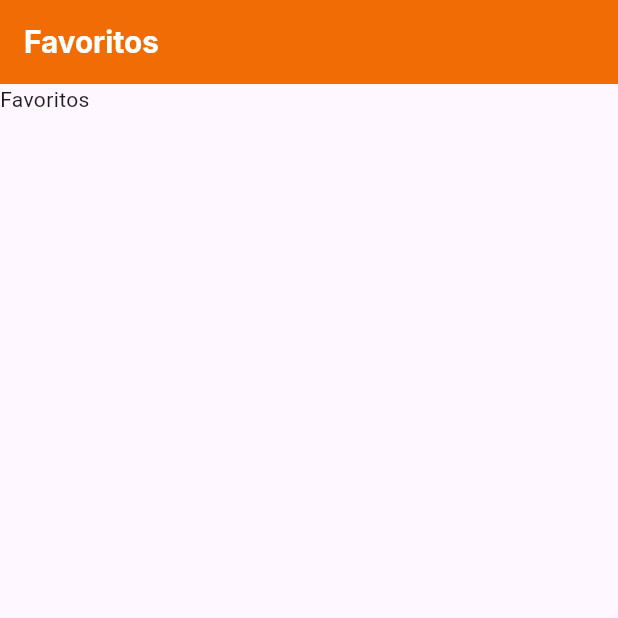
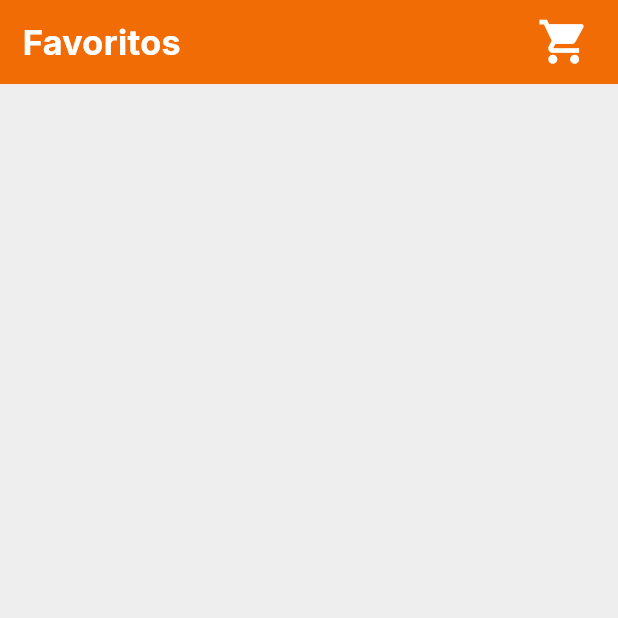
Before and after one commit to Rhayssam/cazatudo-app, a Flutter app: the FavoritePage screen opened by its route, on a phone screen of 412 x 824 dp, the top half of it. Run offline on Flutter 3.47's test engine with Material 3 defaults, Android fonts, the phone set to English and light mode, and no system bars; our stand-ins replace get, smooth_page_indicator, video_player.

Commit message:
Extraindo widgets da AppBar e trocando a CustomAppBar pela CustomSliverAppBar

```diff
--- a/lib/app/core/widgets/custom_app_bar_cart.dart
+++ b/lib/app/core/widgets/custom_app_bar_icon.dart
@@ -1,3 +1,4 @@
+// ignore_for_file: public_member_api_docs, sort_constructors_first
 // Essenciais
 import 'package:flutter/material.dart';
 import 'package:get/get.dart';
@@ -8,10 +9,12 @@ import 'package:cazatudo_app/app/core/app_routes/app_routes.dart';
 // UI
 import 'package:cazatudo_app/app/core/ui/theme_config.dart';
 
-class CustomAppBarCart extends StatelessWidget {
-  const CustomAppBarCart({
-    super.key,
-  });
+class CustomAppBarIcon extends StatelessWidget {
+  final Icon? icon;
+  const CustomAppBarIcon({
+    Key? key,
+    this.icon,
+  }) : super(key: key);
 
   @override
   Widget build(BuildContext context) {
@@ -27,11 +30,7 @@ class CustomAppBarCart extends StatelessWidget {
           decoration: BoxDecoration(
             borderRadius: BorderRadius.circular(30),
           ),
-          child: Icon(
-            Icons.shopping_cart,
-            color: ThemeConfig.white,
-            size: 35,
-          ),
+          child: icon,
         ),
       ),
     );
--- /dev/null
+++ b/lib/app/core/widgets/custom_app_bar_title.dart
@@ -0,0 +1,29 @@
+// ignore_for_file: public_member_api_docs, sort_constructors_first
+// Essenciais
+import 'package:flutter/material.dart';
+
+// UI
+import 'package:cazatudo_app/app/core/ui/custom_text_styles.dart';
+import 'package:cazatudo_app/app/core/ui/theme_config.dart';
+
+class CustomAppBarTitle extends StatelessWidget {
+  final String title;
+  const CustomAppBarTitle({
+    Key? key,
+    required this.title,
+  }) : super(key: key);
+
+  @override
+  Widget build(BuildContext context) {
+    return Expanded(
+      flex: 8,
+      child: Container(
+        child: Text(
+          title,
+          style:
+              CustomTextStyles.mediumText23.copyWith(color: ThemeConfig.white),
+        ),
+      ),
+    );
+  }
+}
--- a/lib/app/modules/favorite/favorite_page.dart
+++ b/lib/app/modules/favorite/favorite_page.dart
@@ -2,11 +2,12 @@
 import 'package:flutter/material.dart';
 
 // UI
-import 'package:cazatudo_app/app/core/ui/custom_text_styles.dart';
 import 'package:cazatudo_app/app/core/ui/theme_config.dart';
 
 // Widgets Personalizados
-import 'package:cazatudo_app/app/core/widgets/custom_app_bar.dart';
+import 'package:cazatudo_app/app/core/widgets/custom_app_bar_title.dart';
+import 'package:cazatudo_app/app/core/widgets/custom_app_bar_icon.dart';
+import 'package:cazatudo_app/app/core/widgets/sliver_app_bar.dart';
 
 class FavoritePage extends StatelessWidget {
   const FavoritePage({super.key});
@@ -14,16 +15,24 @@ class FavoritePage extends StatelessWidget {
   @override
   Widget build(BuildContext context) {
     return Scaffold(
-      appBar: CustomAppBar(
-        title: Text(
-          'Favoritos',
-          style: CustomTextStyles.mediumText20.copyWith(
-            color: ThemeConfig.white,
+      backgroundColor: ThemeConfig.background,
+      body: CustomScrollView(
+        slivers: [
+          CustomSliverAppBar(
+            actions: [
+              const SizedBox(width: 15),
+              CustomAppBarTitle(title: 'Favoritos'),
+              CustomAppBarIcon(
+                icon: Icon(
+                  Icons.shopping_cart,
+                  color: ThemeConfig.white,
+                  size: 35,
+                ),
+              ),
+              const SizedBox(width: 15),
+            ],
           ),
-        ),
-      ),
-      body: Container(
-        child: Text('Favoritos'),
+        ],
       ),
     );
   }
```
Also changed, not shown: lib/app/core/widgets/sliver_app_bar.dart (added, +27 -0 lines), lib/app/modules/categories/categories_page.dart (+49 -9 lines), lib/app/modules/home/home_page.dart (+16 -9 lines), lib/app/modules/notifies/notification_page.dart (+11 -11 lines), lib/app/modules/profile/profile_page.dart (+13 -11 lines).
